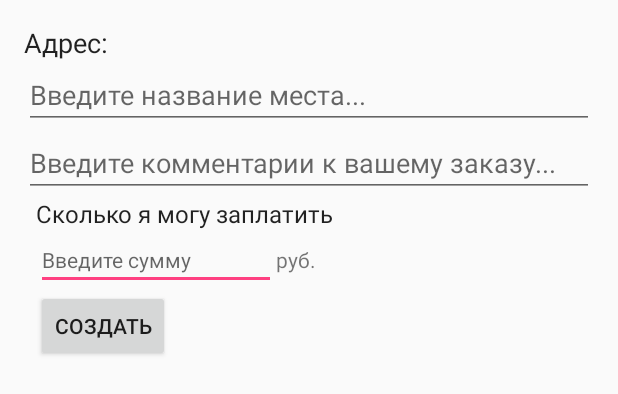
After one commit to HappyDevil/MAP, an Android app: the layout activity_marker.xml on its own in the app's theme, with its tools: preview values and no code run, on a phone screen of 412 x 824 dp. The commit adds this screen. Shown: the top 394 px of the screen. Run offline under Robolectric (Android 15) with nearby library versions, the phone set to English and light mode, and no system bars.

Commit message:
Создал вторую активити с заполнением маркера, класс маркеров. Все данные передаются в главную (MapActivity) активити в список  маркеров через метод  intent с ожиданием ответа.

```diff
--- a/app/build.gradle
+++ b/app/build.gradle
@@ -27,4 +27,5 @@ dependencies {
     compile 'com.android.support:appcompat-v7:25.1.0'
     compile 'com.google.android.gms:play-services:9.4.0'
     testCompile 'junit:junit:4.12'
+    compile 'com.android.support:design:25.1.0'
 }
--- a/app/src/main/AndroidManifest.xml
+++ b/app/src/main/AndroidManifest.xml
@@ -33,7 +33,6 @@
         <meta-data
             android:name="com.google.android.geo.API_KEY"
             android:value="@string/google_maps_key" />
-
         <meta-data
             android:name="com.google.android.gms.version"
             android:value="@integer/google_play_services_version" />
@@ -47,6 +46,11 @@
                 <category android:name="android.intent.category.LAUNCHER" />
             </intent-filter>
         </activity>
+
+        <activity
+            android:name=".MarkerActivity">
+
+        </activity>
     </application>
 
 </manifest>
--- /dev/null
+++ b/app/src/main/res/layout/activity_marker.xml
@@ -0,0 +1,90 @@
+<?xml version="1.0" encoding="utf-8"?>
+<RelativeLayout xmlns:android="http://schemas.android.com/apk/res/android"
+    xmlns:app="http://schemas.android.com/apk/res-auto"
+    xmlns:tools="http://schemas.android.com/tools"
+    android:id="@+id/activity_marker"
+    android:layout_width="match_parent"
+    android:layout_height="match_parent"
+    android:paddingBottom="@dimen/activity_vertical_margin"
+    android:paddingLeft="@dimen/activity_horizontal_margin"
+    android:paddingRight="@dimen/activity_horizontal_margin"
+    android:paddingTop="@dimen/activity_vertical_margin"
+    tools:context="com.map.mapmaxv1.MarkerActivity">
+
+    <TextView
+        android:text="Адрес: "
+        android:layout_width="wrap_content"
+        android:layout_height="wrap_content"
+        android:id="@+id/textViewAddress"
+        android:textAppearance="@android:style/TextAppearance.Medium"
+        android:layout_alignParentTop="true"
+        android:layout_alignLeft="@+id/editTextText"
+        android:layout_alignStart="@+id/editTextText" />
+
+    <TextView
+        android:text="руб."
+        android:layout_width="wrap_content"
+        android:layout_height="wrap_content"
+        android:id="@+id/textViewRub"
+        android:layout_alignBaseline="@+id/editTextPrice"
+        android:layout_alignBottom="@+id/editTextPrice"
+        android:layout_toRightOf="@+id/editTextPrice"
+        android:layout_toEndOf="@+id/editTextPrice" />
+
+    <TextView
+        android:text="Сколько я могу заплатить"
+        android:layout_width="wrap_content"
+        android:layout_height="wrap_content"
+        android:id="@+id/textViewPrice"
+        android:textAppearance="@android:style/TextAppearance"
+        android:layout_marginLeft="8dp"
+        android:layout_marginStart="8dp"
+        android:layout_below="@+id/editTextText"
+        android:layout_alignParentLeft="true"
+        android:layout_alignParentStart="true" />
+
+    <EditText
+        android:layout_width="wrap_content"
+        android:layout_height="wrap_content"
+        android:inputType="textPersonName"
+        android:ems="10"
+        android:id="@+id/editTextPrice"
+        android:textAppearance="@style/TextAppearance.AppCompat"
+        android:hint="Введите сумму"
+        android:layout_below="@+id/textViewPrice"
+        android:layout_alignLeft="@+id/textViewPrice"
+        android:layout_alignStart="@+id/textViewPrice" />
+
+    <Button
+        android:text="Создать"
+        android:layout_width="wrap_content"
+        android:layout_height="wrap_content"
+        android:id="@+id/button2"
+        android:onClick="onClick"
+        android:layout_below="@+id/editTextPrice"
+        android:layout_alignLeft="@+id/editTextPrice"
+        android:layout_alignStart="@+id/editTextPrice" />
+
+    <EditText
+        android:layout_width="match_parent"
+        android:layout_height="wrap_content"
+        android:inputType="textPersonName"
+        android:ems="10"
+        android:id="@+id/editTextTitle"
+        android:hint="Введите название места..."
+        android:layout_below="@+id/textViewAddress"
+        android:layout_alignParentRight="true"
+        android:layout_alignParentEnd="true" />
+
+    <EditText
+        android:layout_height="wrap_content"
+        android:inputType="textMultiLine"
+        android:ems="10"
+        android:id="@+id/editTextText"
+        android:layout_width="match_parent"
+        android:hint="Введите комментарии к вашему заказу..."
+        android:layout_below="@+id/editTextTitle"
+        android:layout_alignParentRight="true"
+        android:layout_alignParentEnd="true" />
+
+</RelativeLayout>
--- /dev/null
+++ b/app/src/main/res/values-w820dp/dimens.xml
@@ -0,0 +1,6 @@
+<resources>
+    <!-- Example customization of dimensions originally defined in res/values/dimens.xml
+         (such as screen margins) for screens with more than 820dp of available width. This
+         would include 7" and 10" devices in landscape (~960dp and ~1280dp respectively). -->
+    <dimen name="activity_horizontal_margin">64dp</dimen>
+</resources>
--- a/app/src/main/res/values/colors.xml
+++ b/app/src/main/res/values/colors.xml
@@ -2,5 +2,5 @@
 <resources>
     <color name="colorPrimary">#3F51B5</color>
     <color name="colorPrimaryDark">#303F9F</color>
-    <color name="colorAccent">#FF4081</color>
+    <color name="colorAccent">#ff4081</color>
 </resources>
--- /dev/null
+++ b/app/src/main/res/values/dimens.xml
@@ -0,0 +1,5 @@
+<resources>
+    <!-- Default screen margins, per the Android Design guidelines. -->
+    <dimen name="activity_horizontal_margin">16dp</dimen>
+    <dimen name="activity_vertical_margin">16dp</dimen>
+</resources>
```
Also changed, not shown: app/src/main/java/com/map/mapmaxv1/MapsActivity.java (+45 -2 lines), app/src/main/java/com/map/mapmaxv1/MarkerActivity.java (added, +47 -0 lines), app/src/main/java/com/map/mapmaxv1/dto/MarkDTO.java (added, +81 -0 lines).
